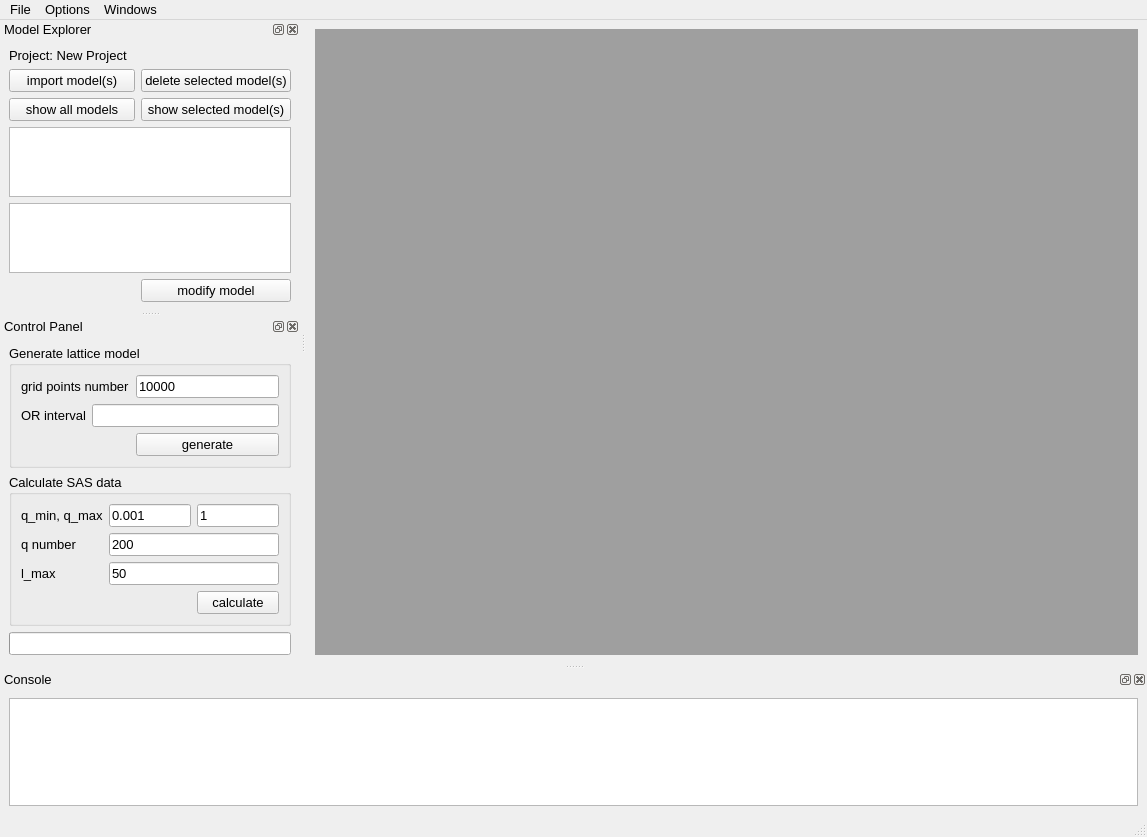
Old version of the form qtgui/mainwindow.ui in the repository molybd/Model2SAS.
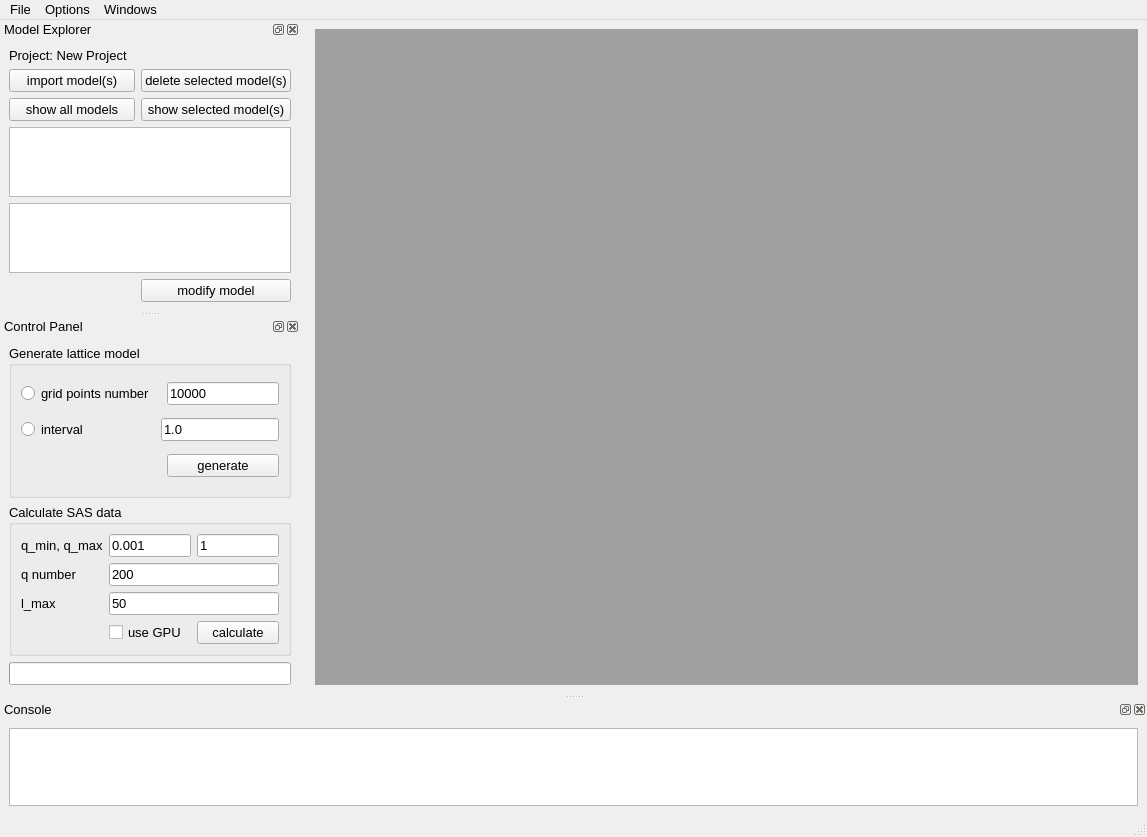
New version of the form.

```diff
--- a/qtgui/mainwindow.ui
+++ b/qtgui/mainwindow.ui
@@ -159,8 +159,8 @@
   <widget class="QDockWidget" name="dockWidget_controlPanel">
    <property name="minimumSize">
     <size>
-     <width>264</width>
-     <height>200</height>
+     <width>300</width>
+     <height>377</height>
     </size>
    </property>
    <property name="maximumSize">
@@ -191,34 +191,38 @@
         <string>Generate lattice model</string>
        </property>
        <layout class="QGridLayout" name="gridLayout_2">
-        <item row="2" column="2">
+        <item row="3" column="1" colspan="2">
+         <widget class="QLineEdit" name="lineEdit_interval">
+          <property name="text">
+           <string>1.0</string>
+          </property>
+         </widget>
+        </item>
+        <item row="4" column="2">
          <widget class="QPushButton" name="pushButton_genLatticeModel">
           <property name="text">
            <string>generate</string>
           </property>
          </widget>
         </item>
-        <item row="1" column="1" colspan="2">
-         <widget class="QLineEdit" name="lineEdit_interval"/>
-        </item>
-        <item row="0" column="2">
+        <item row="2" column="2">
          <widget class="QLineEdit" name="lineEdit_gridPointsNum">
           <property name="text">
            <string>10000</string>
           </property>
          </widget>
         </item>
-        <item row="0" column="0" colspan="2">
-         <widget class="QLabel" name="label">
+        <item row="2" column="0">
+         <widget class="QRadioButton" name="radioButton_gridPointsNum">
           <property name="text">
            <string>grid points number</string>
           </property>
          </widget>
         </item>
-        <item row="1" column="0">
-         <widget class="QLabel" name="label_2">
+        <item row="3" column="0">
+         <widget class="QRadioButton" name="radioButton_interval">
           <property name="text">
-           <string>OR interval</string>
+           <string>interval</string>
           </property>
          </widget>
         </item>
@@ -295,6 +299,13 @@
           </property>
          </widget>
         </item>
+        <item row="8" column="2">
+         <widget class="QCheckBox" name="checkBox_useGpu">
+          <property name="text">
+           <string>use GPU</string>
+          </property>
+         </widget>
+        </item>
        </layout>
       </widget>
      </item>
```
Left out of the diff: 25 changed lines with no effect on the pictures.
